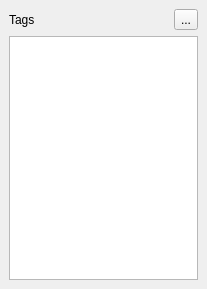
The window that MultiProperties.ui (openstreetmap/merkaartor) describes before a commit, drawn with Qt 5.
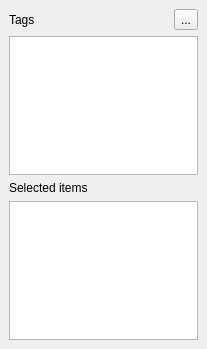
The same window after the commit. Icons and pictures are not drawn.

Commit message: ADD : selection box when multiple features are selected

What changed in the file:
```diff
--- a/MultiProperties.ui
+++ b/MultiProperties.ui
@@ -6,7 +6,7 @@
     <x>0</x>
     <y>0</y>
     <width>207</width>
-    <height>289</height>
+    <height>349</height>
    </rect>
   </property>
   <property name="windowTitle" >
@@ -62,6 +62,20 @@
    <item>
     <widget class="QTableView" name="TagView" />
    </item>
+   <item>
+    <widget class="QLabel" name="label" >
+     <property name="text" >
+      <string>Selected items</string>
+     </property>
+    </widget>
+   </item>
+   <item>
+    <widget class="QListWidget" name="SelectionList" >
+     <property name="selectionMode" >
+      <enum>QAbstractItemView::ExtendedSelection</enum>
+     </property>
+    </widget>
+   </item>
   </layout>
  </widget>
  <resources>
```
The commit also changes 10 other files.
